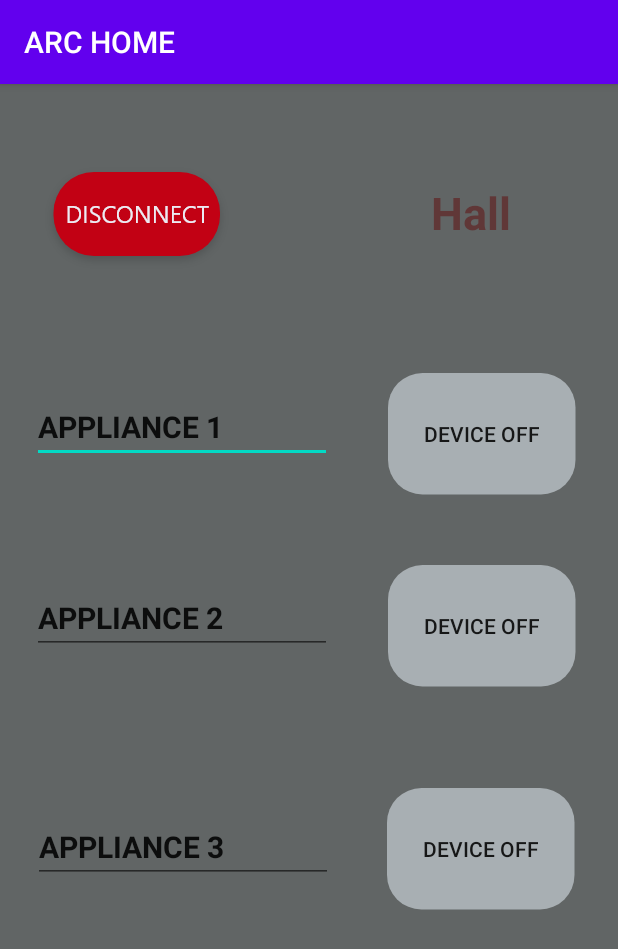
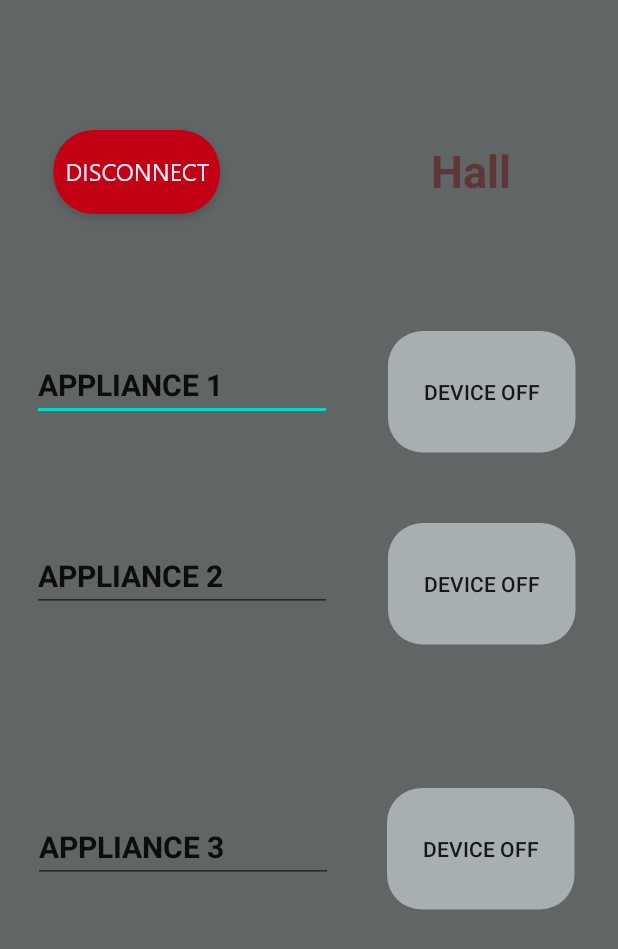
Before and after one commit to arcAdcet123/arcAutomationApp, an Android app: the Hall screen opened directly, with no data from a screen before it, on a phone screen of 412 x 824 dp. Shown: the top 949 px of the screen. Run offline under Robolectric (Android 15) with nearby library versions, the phone set to English and light mode, and no system bars; our stand-ins replace Firebase (no records; nobody signed in at launch, a user with empty details on screens opened directly).

Commit message:
Action Bar

```diff
--- a/app/src/main/res/layout/fragment_bedroom.xml
+++ b/app/src/main/res/layout/fragment_bedroom.xml
@@ -51,7 +51,7 @@
         android:layout_marginBottom="475dp"
         android:background="@drawable/rectangle_27"
         android:textOff="Device OFF"
-        android:textOn="Device NO"
+        android:textOn="Device ON"
         app:layout_constraintBottom_toBottomOf="parent"
         app:layout_constraintEnd_toEndOf="parent"
         app:layout_constraintStart_toStartOf="parent"
@@ -67,7 +67,7 @@
         android:layout_marginBottom="347dp"
         android:background="@drawable/rectangle_27"
         android:textOff="Device OFF"
-        android:textOn="Device NO"
+        android:textOn="Device ON"
         app:layout_constraintBottom_toBottomOf="parent"
         app:layout_constraintEnd_toEndOf="parent"
         app:layout_constraintStart_toStartOf="parent"
@@ -83,7 +83,7 @@
         android:layout_marginBottom="216dp"
         android:background="@drawable/rectangle_27"
         android:textOff="Device OFF"
-        android:textOn="Device NO"
+        android:textOn="Device ON"
         app:layout_constraintBottom_toBottomOf="parent"
         app:layout_constraintEnd_toEndOf="parent"
         app:layout_constraintStart_toStartOf="parent"
--- a/app/src/main/res/layout/fragment_hall.xml
+++ b/app/src/main/res/layout/fragment_hall.xml
@@ -50,7 +50,7 @@
         android:layout_marginBottom="475dp"
         android:background="@drawable/rectangle_27"
         android:textOff="Device OFF"
-        android:textOn="Device NO"
+        android:textOn="Device ON"
         app:layout_constraintBottom_toBottomOf="parent"
         app:layout_constraintEnd_toEndOf="parent"
         app:layout_constraintStart_toStartOf="parent"
@@ -66,7 +66,7 @@
         android:layout_marginBottom="347dp"
         android:background="@drawable/rectangle_27"
         android:textOff="Device OFF"
-        android:textOn="Device NO"
+        android:textOn="Device ON"
         app:layout_constraintBottom_toBottomOf="parent"
         app:layout_constraintEnd_toEndOf="parent"
         app:layout_constraintStart_toStartOf="parent"
@@ -82,7 +82,7 @@
         android:layout_marginBottom="217dp"
         android:background="@drawable/rectangle_27"
         android:textOff="Device OFF"
-        android:textOn="Device NO"
+        android:textOn="Device ON"
         app:layout_constraintBottom_toBottomOf="parent"
         app:layout_constraintEnd_toEndOf="parent"
         app:layout_constraintHorizontal_bias="0.0"
--- a/app/src/main/res/layout/fragment_kitchen.xml
+++ b/app/src/main/res/layout/fragment_kitchen.xml
@@ -49,7 +49,7 @@
         android:layout_marginBottom="476dp"
         android:background="@drawable/rectangle_27"
         android:textOff="Device OFF"
-        android:textOn="Device NO"
+        android:textOn="Device ON"
         app:layout_constraintBottom_toBottomOf="parent"
         app:layout_constraintEnd_toEndOf="parent"
         app:layout_constraintHorizontal_bias="1.0"
@@ -66,7 +66,7 @@
         android:layout_marginBottom="347dp"
         android:background="@drawable/rectangle_27"
         android:textOff="Device OFF"
-        android:textOn="Device NO"
+        android:textOn="Device ON"
         app:layout_constraintBottom_toBottomOf="parent"
         app:layout_constraintEnd_toEndOf="parent"
         app:layout_constraintStart_toStartOf="parent"
@@ -82,7 +82,7 @@
         android:layout_marginBottom="217dp"
         android:background="@drawable/rectangle_27"
         android:textOff="Device OFF"
-        android:textOn="Device NO"
+        android:textOn="Device ON"
         app:layout_constraintBottom_toBottomOf="parent"
         app:layout_constraintEnd_toEndOf="parent"
         app:layout_constraintHorizontal_bias="0.0"
--- a/app/src/main/res/values/styles.xml
+++ b/app/src/main/res/values/styles.xml
@@ -1,9 +1,9 @@
 <resources>
     <!-- Base application theme. -->
-    <style name="AppTheme" parent="Theme.AppCompat.Light.DarkActionBar">
+    <style name="AppTheme" parent="Theme.AppCompat.Light.NoActionBar">
         <!-- Customize your theme here. -->
         <item name="colorPrimary">@color/colorPrimary</item>
-        <item name="colorPrimaryDark">@color/colorPrimaryDark</item>
+        <item name="colorPrimaryDark">#000000</item>
         <item name="colorAccent">@color/colorAccent</item>
     </style>
 
```
Also changed, not shown: 440 other files.
